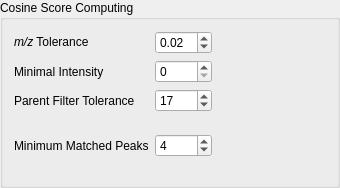
The window that lib/ui/widgets/cosine_options_widget.ui (metgem/metgem) describes before a commit, drawn with Qt 5.
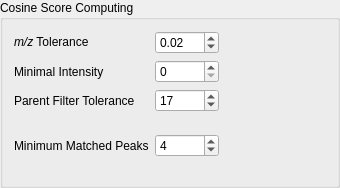
The same window after the commit.

```diff
--- a/lib/ui/widgets/cosine_options_widget.ui
+++ b/lib/ui/widgets/cosine_options_widget.ui
@@ -25,6 +25,9 @@
      <property name="enabled">
       <bool>true</bool>
      </property>
+     <property name="maximum">
+      <number>100</number>
+     </property>
     </widget>
    </item>
    <item row="5" column="0" rowspan="2">
@@ -51,6 +54,9 @@
      <property name="enabled">
       <bool>true</bool>
      </property>
+     <property name="maximum">
+      <number>100</number>
+     </property>
      <property name="value">
       <number>4</number>
      </property>
@@ -75,6 +81,9 @@
      <property name="enabled">
       <bool>true</bool>
      </property>
+     <property name="maximum">
+      <number>100</number>
+     </property>
      <property name="value">
       <number>17</number>
      </property>
@@ -85,6 +94,9 @@
      <property name="enabled">
       <bool>true</bool>
      </property>
+     <property name="maximum">
+      <double>100.000000000000000</double>
+     </property>
      <property name="singleStep">
       <double>0.010000000000000</double>
      </property>
```
